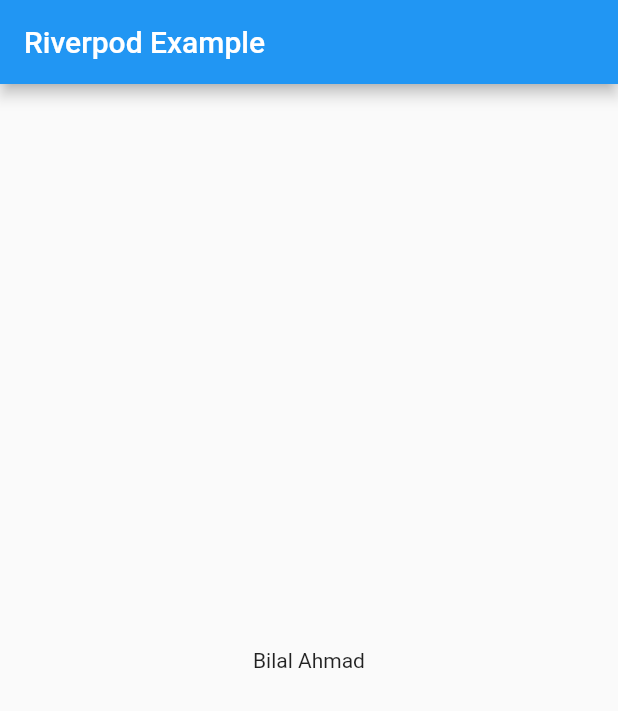
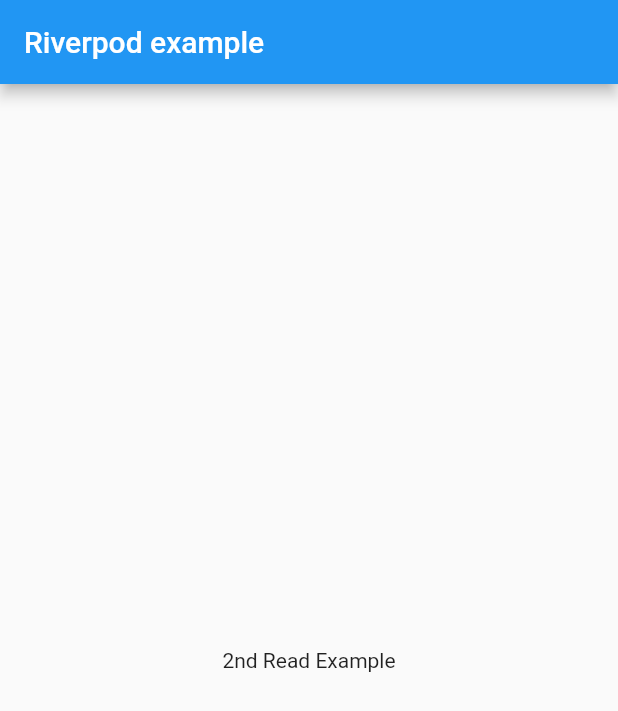
Before and after one commit to flutter99/riverpod_practice_project, a Flutter app: the screen it shows after launch, on a phone screen of 412 x 824 dp. Shown: the top 711 px of the screen. Run offline on Flutter 3.47's test engine with Material 2 defaults, Android fonts, the phone set to English and light mode, and no system bars; our stand-ins replace flutter_riverpod.

Commit message:
2nd way to read value
In this we see that how can we read the value of created provider by using the 2nd method.

```diff
--- a/riverpod_counter_app/lib/main.dart
+++ b/riverpod_counter_app/lib/main.dart
@@ -4,6 +4,12 @@ import 'package:flutter_riverpod/flutter_riverpod.dart';
 final nameProvider = Provider<String>(
   (ref) {
     return "Bilal Ahmad";
+  },
+);
+
+final secondNameProvider = Provider<String>(
+  (ref) {
+    return "2nd Read Example";
   },
 );
 
@@ -28,18 +34,22 @@ class MyApp extends StatelessWidget {
   }
 }
 
-class MyHomePage extends ConsumerWidget {
+class MyHomePage extends StatelessWidget {
   const MyHomePage({super.key});
 
   @override
-  Widget build(BuildContext context, WidgetRef ref) {
-    final name = ref.watch(nameProvider);
+  Widget build(BuildContext context) {
     return Scaffold(
       appBar: AppBar(
-        title: const Text('Riverpod Example'),
+        title: const Text('Riverpod example'),
       ),
       body: Center(
-        child: Text(name),
+        child: Consumer(
+          builder: (context, ref, child) {
+            final name = ref.watch(secondNameProvider);
+            return Text(name);
+          },
+        ),
       ),
     );
   }
```
